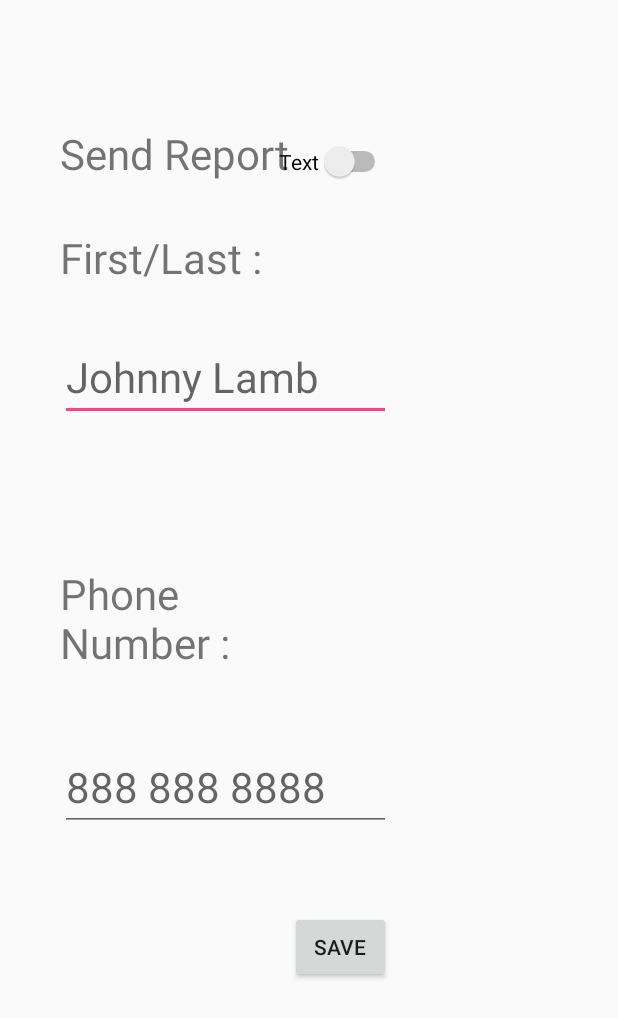
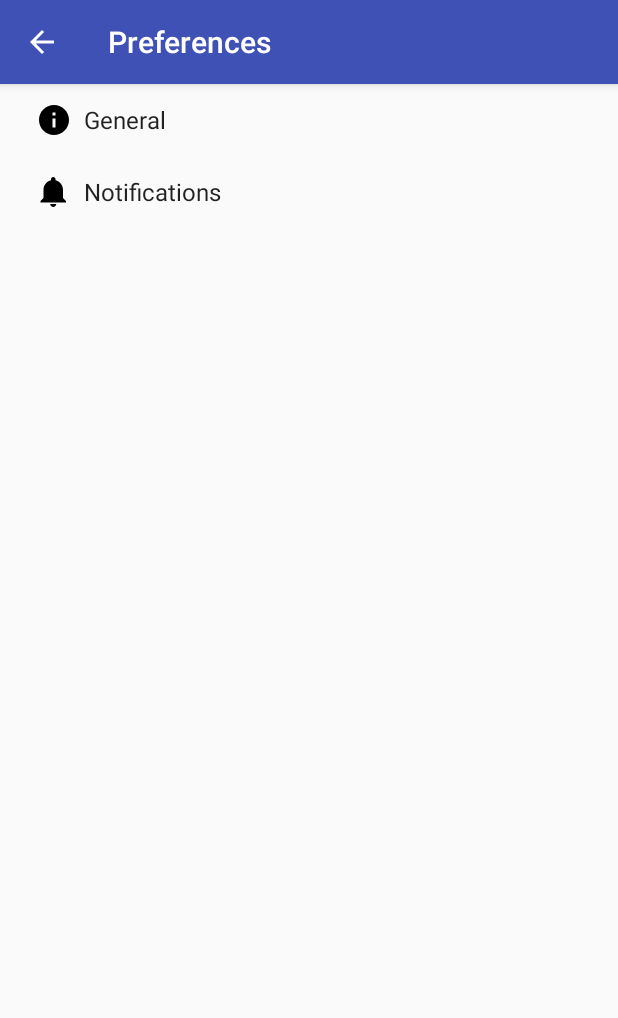
Before and after one commit to jrsilva24/SafetyTracker, an Android app: the screen it shows after launch (Settings before the commit, PreferencesActivity after it), after a tap on an icon or button, on a phone screen of 412 x 824 dp. Shown: the top 1018 px of the screen. Run offline under Robolectric (Android 15) with nearby library versions, the phone set to English and light mode, and no system bars.

Commit message:
Preference General Done

```diff
--- a/app/build.gradle
+++ b/app/build.gradle
@@ -10,6 +10,7 @@ android {
         targetSdkVersion 23
         versionCode 1
         versionName "1.0"
+        vectorDrawables.useSupportLibrary = true
     }
     buildTypes {
         release {
@@ -26,5 +27,7 @@ dependencies {
     compile 'com.android.support:design:23.4.0'
     compile 'com.google.android.gms:play-services-appindexing:8.1.0'
     compile 'com.android.support.constraint:constraint-layout:1.0.2'
+    compile 'com.android.support:support-v4:23.4.0'
+    compile 'com.android.support:support-vector-drawable:23.4.0'
     testCompile 'junit:junit:4.12'
 }
--- a/app/src/main/AndroidManifest.xml
+++ b/app/src/main/AndroidManifest.xml
@@ -32,7 +32,10 @@
         <activity
             android:name=".Settings"
             android:label="@string/title_activity_settings"
-            android:theme="@style/AppTheme.NoActionBar"></activity>
+            android:theme="@style/AppTheme.NoActionBar" />
+        <activity
+            android:name=".PreferencesActivity"
+            android:label="@string/title_activity_preferences"></activity>
     </application>
 
 </manifest>
--- /dev/null
+++ b/app/src/main/java/com/safety/tracker/safetytracker/AppCompatPreferenceActivity.java
@@ -0,0 +1,109 @@
+package com.safety.tracker.safetytracker;
+
+import android.content.res.Configuration;
+import android.os.Bundle;
+import android.preference.PreferenceActivity;
+import android.support.annotation.LayoutRes;
+import android.support.annotation.Nullable;
+import android.support.v7.app.ActionBar;
+import android.support.v7.app.AppCompatDelegate;
+import android.support.v7.widget.Toolbar;
+import android.view.MenuInflater;
+import android.view.View;
+import android.view.ViewGroup;
+
+/**
+ * A {@link android.preference.PreferenceActivity} which implements and proxies the necessary calls
+ * to be used with AppCompat.
+ */
+public abstract class AppCompatPreferenceActivity extends PreferenceActivity {
+
+    private AppCompatDelegate mDelegate;
+
+    @Override
+    protected void onCreate(Bundle savedInstanceState) {
+        getDelegate().installViewFactory();
+        getDelegate().onCreate(savedInstanceState);
+        super.onCreate(savedInstanceState);
+    }
+
+    @Override
+    protected void onPostCreate(Bundle savedInstanceState) {
+        super.onPostCreate(savedInstanceState);
+        getDelegate().onPostCreate(savedInstanceState);
+    }
+
+    public ActionBar getSupportActionBar() {
+        return getDelegate().getSupportActionBar();
+    }
+
+    public void setSupportActionBar(@Nullable Toolbar toolbar) {
+        getDelegate().setSupportActionBar(toolbar);
+    }
+
+    @Override
+    public MenuInflater getMenuInflater() {
+        return getDelegate().getMenuInflater();
+    }
+
+    @Override
+    public void setContentView(@LayoutRes int layoutResID) {
+        getDelegate().setContentView(layoutResID);
+    }
+
+    @Override
+    public void setContentView(View view) {
+        getDelegate().setContentView(view);
+    }
+
+    @Override
+    public void setContentView(View view, ViewGroup.LayoutParams params) {
+        getDelegate().setContentView(view, params);
+    }
+
+    @Override
+    public void addContentView(View view, ViewGroup.LayoutParams params) {
+        getDelegate().addContentView(view, params);
+    }
+
+    @Override
+    protected void onPostResume() {
+        super.onPostResume();
+        getDelegate().onPostResume();
+    }
+
+    @Override
+    protected void onTitleChanged(CharSequence title, int color) {
+        super.onTitleChanged(title, color);
+        getDelegate().setTitle(title);
+    }
+
+    @Override
+    public void onConfigurationChanged(Configuration newConfig) {
+        super.onConfigurationChanged(newConfig);
+        getDelegate().onConfigurationChanged(newConfig);
+    }
+
+    @Override
+    protected void onStop() {
+        super.onStop();
+        getDelegate().onStop();
+    }
+
+    @Override
+    protected void onDestroy() {
+        super.onDestroy();
+        getDelegate().onDestroy();
+    }
+
+    public void invalidateOptionsMenu() {
+        getDelegate().invalidateOptionsMenu();
+    }
+
+    private AppCompatDelegate getDelegate() {
+        if (mDelegate == null) {
+            mDelegate = AppCompatDelegate.create(this, null);
+        }
+        return mDelegate;
+    }
+}
--- a/app/src/main/java/com/safety/tracker/safetytracker/Home.java
+++ b/app/src/main/java/com/safety/tracker/safetytracker/Home.java
@@ -41,7 +41,7 @@ public class Home extends AppCompatActivity {
             @Override
             public void onClick(View view) {
                 try {
-                    Intent i = new Intent(Home.this, Settings.class);
+                    Intent i = new Intent(Home.this, PreferencesActivity.class);
                     startActivity(i);
                 } catch (Exception e) {
                     e.printStackTrace();
--- /dev/null
+++ b/app/src/main/java/com/safety/tracker/safetytracker/PreferencesActivity.java
@@ -0,0 +1,252 @@
+package com.safety.tracker.safetytracker;
+
+
+import android.annotation.TargetApi;
+import android.content.Context;
+import android.content.Intent;
+import android.content.res.Configuration;
+import android.media.Ringtone;
+import android.media.RingtoneManager;
+import android.net.Uri;
+import android.os.Build;
+import android.os.Bundle;
+import android.preference.ListPreference;
+import android.preference.Preference;
+import android.preference.PreferenceActivity;
+import android.support.v7.app.ActionBar;
+import android.preference.PreferenceFragment;
+import android.preference.PreferenceManager;
+import android.preference.RingtonePreference;
+import android.text.TextUtils;
+import android.view.MenuItem;
+
+import java.util.List;
+
+/**
+ * A {@link PreferenceActivity} that presents a set of application settings. On
+ * handset devices, settings are presented as a single list. On tablets,
+ * settings are split by category, with category headers shown to the left of
+ * the list of settings.
+ * <p>
+ * See <a href="http://developer.android.com/design/patterns/settings.html">
+ * Android Design: Settings</a> for design guidelines and the <a
+ * href="http://developer.android.com/guide/topics/ui/settings.html">Settings
+ * API Guide</a> for more information on developing a Settings UI.
+ */
+public class PreferencesActivity extends AppCompatPreferenceActivity {
+    /**
+     * A preference value change listener that updates the preference's summary
+     * to reflect its new value.
+     */
+    private static Preference.OnPreferenceChangeListener sBindPreferenceSummaryToValueListener = new Preference.OnPreferenceChangeListener() {
+        @Override
+        public boolean onPreferenceChange(Preference preference, Object value) {
+            String stringValue = value.toString();
+
+            if (preference instanceof ListPreference) {
+                // For list preferences, look up the correct display value in
+                // the preference's 'entries' list.
+                ListPreference listPreference = (ListPreference) preference;
+                int index = listPreference.findIndexOfValue(stringValue);
+
+                // Set the summary to reflect the new value.
+                preference.setSummary(
+                        index >= 0
+                                ? listPreference.getEntries()[index]
+                                : null);
+
+            } else if (preference instanceof RingtonePreference) {
+                // For ringtone preferences, look up the correct display value
+                // using RingtoneManager.
+                if (TextUtils.isEmpty(stringValue)) {
+                    // Empty values correspond to 'silent' (no ringtone).
+                    preference.setSummary(R.string.pref_ringtone_silent);
+
+                } else {
+                    Ringtone ringtone = RingtoneManager.getRingtone(
+                            preference.getContext(), Uri.parse(stringValue));
+
+                    if (ringtone == null) {
+                        // Clear the summary if there was a lookup error.
+                        preference.setSummary(null);
+                    } else {
+                        // Set the summary to reflect the new ringtone display
+                        // name.
+                        String name = ringtone.getTitle(preference.getContext());
+                        preference.setSummary(name);
+                    }
+                }
+
+            } else {
+                // For all other preferences, set the summary to the value's
+                // simple string representation.
+                preference.setSummary(stringValue);
+            }
+            return true;
+        }
+    };
+
+    /**
+     * Helper method to determine if the device has an extra-large screen. For
+     * example, 10" tablets are extra-large.
+     */
+    private static boolean isXLargeTablet(Context context) {
+        return (context.getResources().getConfiguration().screenLayout
+                & Configuration.SCREENLAYOUT_SIZE_MASK) >= Configuration.SCREENLAYOUT_SIZE_XLARGE;
+    }
+
+    /**
+     * Binds a preference's summary to its value. More specifically, when the
+     * preference's value is changed, its summary (line of text below the
+     * preference title) is updated to reflect the value. The summary is also
+     * immediately updated upon calling this method. The exact display format is
+     * dependent on the type of preference.
+     *
+     * @see #sBindPreferenceSummaryToValueListener
+     */
+    private static void bindPreferenceSummaryToValue(Preference preference) {
+        // Set the listener to watch for value changes.
+        preference.setOnPreferenceChangeListener(sBindPreferenceSummaryToValueListener);
+
+        // Trigger the listener immediately with the preference's
+        // current value.
+        sBindPreferenceSummaryToValueListener.onPreferenceChange(preference,
+                PreferenceManager
+                        .getDefaultSharedPreferences(preference.getContext())
+                        .getString(preference.getKey(), ""));
+    }
+
+    @Override
+    protected void onCreate(Bundle savedInstanceState) {
+        super.onCreate(savedInstanceState);
+        setupActionBar();
+    }
+
+    /**
+     * Set up the {@link android.app.ActionBar}, if the API is available.
+     */
+    private void setupActionBar() {
+        ActionBar actionBar = getSupportActionBar();
+        if (actionBar != null) {
+            // Show the Up button in the action bar.
+            actionBar.setDisplayHomeAsUpEnabled(true);
+        }
+    }
+
+    /**
+     * {@inheritDoc}
+     */
+    @Override
+    public boolean onIsMultiPane() {
+        return isXLargeTablet(this);
+    }
+
+    /**
+     * {@inheritDoc}
+     */
+    @Override
+    @TargetApi(Build.VERSION_CODES.HONEYCOMB)
+    public void onBuildHeaders(List<Header> target) {
+        loadHeadersFromResource(R.xml.pref_headers, target);
+    }
+
+    /**
+     * This method stops fragment injection in malicious applications.
+     * Make sure to deny any unknown fragments here.
+     */
+    protected boolean isValidFragment(String fragmentName) {
+        return PreferenceFragment.class.getName().equals(fragmentName)
+                || GeneralPreferenceFragment.class.getName().equals(fragmentName)
+              //  || DataSyncPreferenceFragment.class.getName().equals(fragmentName)
+                || NotificationPreferenceFragment.class.getName().equals(fragmentName);
+    }
+
+    /**
+     * This fragment shows general preferences only. It is used when the
+     * activity is showing a two-pane settings UI.
+     */
+    @TargetApi(Build.VERSION_CODES.HONEYCOMB)
+    public static class GeneralPreferenceFragment extends PreferenceFragment {
+        @Override
+        public void onCreate(Bundle savedInstanceState) {
+            super.onCreate(savedInstanceState);
+            addPreferencesFromResource(R.xml.pref_general);
+            setHasOptionsMenu(true);
+
+            // Bind the summaries of EditText/List/Dialog/Ringtone preferences
+            // to their values. When their values change, their summaries are
+            // updated to reflect the new value, per the Android Design
+            // guidelines.
+            bindPreferenceSummaryToValue(findPreference("example_text"));
+            bindPreferenceSummaryToValue(findPreference("example_number"));
+        }
+
+        @Override
+        public boolean onOptionsItemSelected(MenuItem item) {
+            int id = item.getItemId();
+            if (id == android.R.id.home) {
+                startActivity(new Intent(getActivity(), PreferencesActivity.class));
+                return true;
+            }
+            return super.onOptionsItemSelected(item);
+        }
+    }
+
+    /**
+     * This fragment shows notification preferences only. It is used when the
+     * activity is showing a two-pane settings UI.
+     */
+    @TargetApi(Build.VERSION_CODES.HONEYCOMB)
+    public static class NotificationPreferenceFragment extends PreferenceFragment {
+        @Override
+        public void onCreate(Bundle savedInstanceState) {
+            super.onCreate(savedInstanceState);
+            addPreferencesFromResource(R.xml.pref_notification);
+            setHasOptionsMenu(true);
+
+            // Bind the summaries of EditText/List/Dialog/Ringtone preferences
+            // to their values. When their values change, their summaries are
+            // updated to reflect the new value, per the Android Design
+            // guidelines.
+            bindPreferenceSummaryToValue(findPreference("notifications_new_message_ringtone"));
+        }
+
+        @Override
+        public boolean onOptionsItemSelected(MenuItem item) {
+            int id = item.getItemId();
+            if (id == android.R.id.home) {
+                startActivity(new Intent(getActivity(), PreferencesActivity.class));
+                return true;
+            }
+            return super.onOptionsItemSelected(item);
+        }
+    }
+/*
+
+    @TargetApi(Build.VERSION_CODES.HONEYCOMB)
+    public static class DataSyncPreferenceFragment extends PreferenceFragment {
+        @Override
+        public void onCreate(Bundle savedInstanceState) {
+            super.onCreate(savedInstanceState);
+            addPreferencesFromResource(R.xml.pref_data_sync);
+            setHasOptionsMenu(true);
+
+            // Bind the summaries of EditText/List/Dialog/Ringtone preferences
+            // to their values. When their values change, their summaries are
+            // updated to reflect the new value, per the Android Design
+            // guidelines.
+            bindPreferenceSummaryToValue(findPreference("sync_frequency"));
+        }
+
+        @Override
+        public boolean onOptionsItemSelected(MenuItem item) {
+            int id = item.getItemId();
+            if (id == android.R.id.home) {
+                startActivity(new Intent(getActivity(), PreferencesActivity.class));
+                return true;
+            }
+            return super.onOptionsItemSelected(item);
+        }
+    }
+    */
+}
--- /dev/null
+++ b/app/src/main/res/drawable/ic_info_black_24dp.xml
@@ -0,0 +1,9 @@
+<vector xmlns:android="http://schemas.android.com/apk/res/android"
+    android:width="24dp"
+    android:height="24dp"
+    android:viewportHeight="24.0"
+    android:viewportWidth="24.0">
+    <path
+        android:fillColor="#FF000000"
+        android:pathData="M12,2C6.48,2 2,6.48 2,12s4.48,10 10,10 10,-4.48 10,-10S17.52,2 12,2zm1,15h-2v-6h2v6zm0,-8h-2V7h2v2z" />
+</vector>
--- /dev/null
+++ b/app/src/main/res/drawable/ic_notifications_black_24dp.xml
@@ -0,0 +1,9 @@
+<vector xmlns:android="http://schemas.android.com/apk/res/android"
+    android:width="24dp"
+    android:height="24dp"
+    android:viewportHeight="24.0"
+    android:viewportWidth="24.0">
+    <path
+        android:fillColor="#FF000000"
+        android:pathData="M11.5,22c1.1,0 2,-0.9 2,-2h-4c0,1.1 0.9,2 2,2zm6.5,-6v-5.5c0,-3.07 -2.13,-5.64 -5,-6.32V3.5c0,-0.83 -0.67,-1.5 -1.5,-1.5S10,2.67 10,3.5v0.68c-2.87,0.68 -5,3.25 -5,6.32V16l-2,2v1h17v-1l-2,-2z" />
+</vector>
--- a/app/src/main/res/values/strings.xml
+++ b/app/src/main/res/values/strings.xml
@@ -14,4 +14,79 @@
         please do not text and drive. It can wait.Privacy We will not provide any of your information
         to third parties. Your information is solely used to provide you with a
         better experience using our application.</string>
+    <string name="title_activity_preferences">Preferences</string>
+
+    <!-- Strings related to Settings -->
+
+    <!-- Example General settings -->
+    <string name="pref_header_general">General</string>
+
+    <string name="pref_title_textMessageSwitch">Enable Texting</string>
+    <string name="pref_description_textMessageSwitch">Enable messages to be sent to recipient phone number specified below after ending the trip
+    </string>
+
+    <string name="pref_title_display_name">User Name</string>
+    <string name="pref_default_display_name">Johnny Lam</string>
+
+    <string name="pref_title_display_Number">Recipient Number</string>
+    <string name="pref_default_display_number">8885558888</string>
+
+    <string name="pref_title_add_friends_to_messages">Add friends to messages</string>
+    <string-array name="pref_example_list_titles">
+        <item>Always</item>
+        <item>When possible</item>
+        <item>Never</item>
+    </string-array>
+    <string-array name="pref_example_list_values">
+        <item>1</item>
+        <item>0</item>
+        <item>-1</item>
+    </string-array>
+
+    <!-- Example settings for Data & Sync -->
+    <string name="pref_header_data_sync">Data &amp; sync</string>
+
+    <string name="pref_title_sync_frequency">Sync frequency</string>
+    <string-array name="pref_sync_frequency_titles">
+        <item>15 minutes</item>
+        <item>30 minutes</item>
+        <item>1 hour</item>
+        <item>3 hours</item>
+        <item>6 hours</item>
+        <item>Never</item>
+    </string-array>
+    <string-array name="pref_sync_frequency_values">
+        <item>15</item>
+        <item>30</item>
+        <item>60</item>
+        <item>180</item>
+        <item>360</item>
+        <item>-1</item>
+    </string-array>
+
+    <string-array name="list_preference_entries">
+        <item>Entry 1</item>
+        <item>Entry 2</item>
+        <item>Entry 3</item>
+    </string-array>
+
+    <string-array name="list_preference_entry_values">
+        <item>1</item>
+        <item>2</item>
+        <item>3</item>
+    </string-array>
+
+    <string-array name="multi_select_list_preference_default_value" />
+
+    <string name="pref_title_system_sync_settings">System sync settings</string>
+
+    <!-- Example settings for Notifications -->
+    <string name="pref_header_notifications">Notifications</string>
+
+    <string name="pref_title_new_message_notifications">New message notifications</string>
+
+    <string name="pref_title_ringtone">Ringtone</string>
+    <string name="pref_ringtone_silent">Silent</string>
+
+    <string name="pref_title_vibrate">Vibrate</string>
 </resources>
--- /dev/null
+++ b/app/src/main/res/xml/pref_data_sync.xml
@@ -0,0 +1,21 @@
+<PreferenceScreen xmlns:android="http://schemas.android.com/apk/res/android">
+
+    <!-- NOTE: Hide buttons to simplify the UI. Users can touch outside the dialog to
+         dismiss it. -->
+    <!-- NOTE: ListPreference's summary should be set to its value by the activity code. -->
+    <ListPreference
+        android:defaultValue="180"
+        android:entries="@array/pref_sync_frequency_titles"
+        android:entryValues="@array/pref_sync_frequency_values"
+        android:key="sync_frequency"
+        android:negativeButtonText="@null"
+        android:positiveButtonText="@null"
+        android:title="@string/pref_title_sync_frequency" />
+
+    <!-- This preference simply launches an intent when selected. Use this UI sparingly, per
+         design guidelines. -->
+    <Preference android:title="@string/pref_title_system_sync_settings">
+        <intent android:action="android.settings.SYNC_SETTINGS" />
+    </Preference>
+
+</PreferenceScreen>
--- /dev/null
+++ b/app/src/main/res/xml/pref_general.xml
@@ -0,0 +1,32 @@
+<PreferenceScreen xmlns:android="http://schemas.android.com/apk/res/android">
+
+    <SwitchPreference
+        android:defaultValue="true"
+        android:key="TextMessage_switch"
+        android:summary="@string/pref_description_textMessageSwitch"
+        android:title="@string/pref_title_textMessageSwitch" />
+
+    <!-- NOTE: EditTextPreference accepts EditText attributes. -->
+    <!-- NOTE: EditTextPreference's summary should be set to its value by the activity code. -->
+    <EditTextPreference
+        android:capitalize="words"
+        android:defaultValue="@string/pref_default_display_name"
+        android:inputType="textCapWords"
+        android:key="example_text"
+        android:maxLines="1"
+        android:selectAllOnFocus="true"
+        android:singleLine="true"
+        android:title="@string/pref_title_display_name" />
+
+    <EditTextPreference
+        android:capitalize="words"
+        android:defaultValue="@string/pref_default_display_number"
+        android:inputType="number"
+        android:key="example_number"
+        android:maxLines="1"
+        android:selectAllOnFocus="true"
+        android:singleLine="true"
+        android:title="@string/pref_title_display_Number" />
+
+
+</PreferenceScreen>
--- /dev/null
+++ b/app/src/main/res/xml/pref_headers.xml
@@ -0,0 +1,17 @@
+<preference-headers xmlns:android="http://schemas.android.com/apk/res/android">
+
+    <!-- These settings headers are only used on tablets. -->
+
+    <header
+        android:fragment="com.safety.tracker.safetytracker.PreferencesActivity$GeneralPreferenceFragment"
+        android:icon="@drawable/ic_info_black_24dp"
+        android:title="@string/pref_header_general" />
+
+    <header
+        android:fragment="com.safety.tracker.safetytracker.PreferencesActivity$NotificationPreferenceFragment"
+        android:icon="@drawable/ic_notifications_black_24dp"
+        android:title="@string/pref_header_notifications" />
+
+
+
+</preference-headers>
--- /dev/null
+++ b/app/src/main/res/xml/pref_notification.xml
@@ -0,0 +1,27 @@
+<PreferenceScreen xmlns:android="http://schemas.android.com/apk/res/android">
+
+    <!-- A 'parent' preference, which enables/disables child preferences (below)
+         when checked/unchecked. -->
+    <SwitchPreference
+        android:defaultValue="true"
+        android:key="notifications_new_message"
+        android:title="@string/pref_title_new_message_notifications" />
+
+    <!-- Allows the user to choose a ringtone in the 'notification' category. -->
+    <!-- NOTE: This preference will be enabled only when the checkbox above is checked. -->
+    <!-- NOTE: RingtonePreference's summary should be set to its value by the activity code. -->
+    <RingtonePreference
+        android:defaultValue="content://settings/system/notification_sound"
+        android:dependency="notifications_new_message"
+        android:key="notifications_new_message_ringtone"
+        android:ringtoneType="notification"
+        android:title="@string/pref_title_ringtone" />
+
+    <!-- NOTE: This preference will be enabled only when the checkbox above is checked. -->
+    <SwitchPreference
+        android:defaultValue="true"
+        android:dependency="notifications_new_message"
+        android:key="notifications_new_message_vibrate"
+        android:title="@string/pref_title_vibrate" />
+
+</PreferenceScreen>
```
Also changed, not shown: app/src/main/res/drawable/ic_sync_black_24dp.xml (added, +9 -0 lines).
